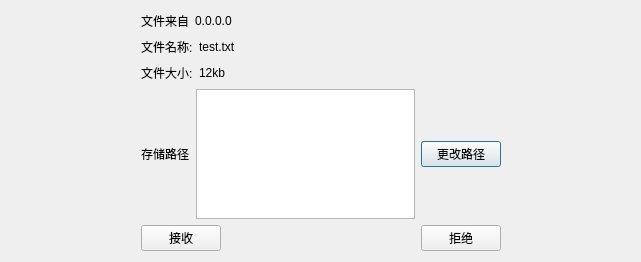
Before: the Qt Designer form receivefile.ui in shuzibanshou/woniu, drawn with Qt 5.
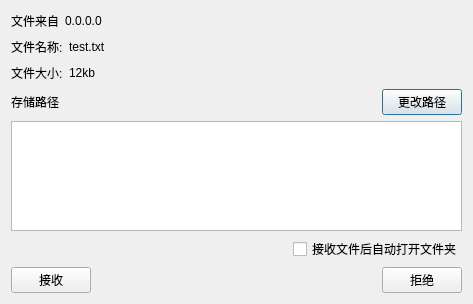
After: the same form once the commit is applied.

```diff
--- a/receivefile.ui
+++ b/receivefile.ui
@@ -6,69 +6,17 @@
    <rect>
     <x>0</x>
     <y>0</y>
-    <width>641</width>
-    <height>262</height>
+    <width>473</width>
+    <height>304</height>
    </rect>
   </property>
   <property name="windowTitle">
    <string>您有新文件到达</string>
   </property>
-  <layout class="QGridLayout" name="gridLayout">
-   <item row="2" column="1">
-    <spacer name="verticalSpacer_2">
-     <property name="orientation">
-      <enum>Qt::Vertical</enum>
-     </property>
-     <property name="sizeHint" stdset="0">
-      <size>
-       <width>20</width>
-       <height>40</height>
-      </size>
-     </property>
-    </spacer>
-   </item>
-   <item row="1" column="2">
-    <spacer name="horizontalSpacer_7">
-     <property name="orientation">
-      <enum>Qt::Horizontal</enum>
-     </property>
-     <property name="sizeHint" stdset="0">
-      <size>
-       <width>166</width>
-       <height>20</height>
-      </size>
-     </property>
-    </spacer>
-   </item>
-   <item row="1" column="0">
-    <spacer name="horizontalSpacer_6">
-     <property name="orientation">
-      <enum>Qt::Horizontal</enum>
-     </property>
-     <property name="sizeHint" stdset="0">
-      <size>
-       <width>167</width>
-       <height>20</height>
-      </size>
-     </property>
-    </spacer>
-   </item>
-   <item row="0" column="1">
-    <spacer name="verticalSpacer">
-     <property name="orientation">
-      <enum>Qt::Vertical</enum>
-     </property>
-     <property name="sizeHint" stdset="0">
-      <size>
-       <width>20</width>
-       <height>16</height>
-      </size>
-     </property>
-    </spacer>
-   </item>
-   <item row="1" column="1">
-    <layout class="QVBoxLayout" name="verticalLayout">
-     <item>
+  <layout class="QGridLayout" name="gridLayout_2">
+   <item row="0" column="0">
+    <layout class="QGridLayout" name="gridLayout">
+     <item row="0" column="0">
       <layout class="QHBoxLayout" name="horizontalLayout">
        <item>
         <widget class="QLabel" name="label_2">
@@ -99,7 +47,7 @@
        </item>
       </layout>
      </item>
-     <item>
+     <item row="1" column="0">
       <layout class="QHBoxLayout" name="horizontalLayout_5">
        <item>
         <widget class="QLabel" name="label_7">
@@ -130,7 +78,7 @@
        </item>
       </layout>
      </item>
-     <item>
+     <item row="2" column="0">
       <layout class="QHBoxLayout" name="horizontalLayout_6">
        <item>
         <widget class="QLabel" name="label_6">
@@ -161,7 +109,7 @@
        </item>
       </layout>
      </item>
-     <item>
+     <item row="3" column="0">
       <layout class="QHBoxLayout" name="horizontalLayout_2">
        <item>
         <widget class="QLabel" name="label">
@@ -171,7 +119,17 @@
         </widget>
        </item>
        <item>
-        <widget class="QTextEdit" name="saveFilePath"/>
+        <spacer name="horizontalSpacer_4">
+         <property name="orientation">
+          <enum>Qt::Horizontal</enum>
+         </property>
+         <property name="sizeHint" stdset="0">
+          <size>
+           <width>40</width>
+           <height>20</height>
+          </size>
+         </property>
+        </spacer>
        </item>
        <item>
         <widget class="QPushButton" name="modifySaveFilePath">
@@ -182,10 +140,37 @@
        </item>
       </layout>
      </item>
-     <item>
-      <layout class="QHBoxLayout" name="horizontalLayout_4"/>
+     <item row="4" column="0">
+      <widget class="QTextEdit" name="saveFilePath"/>
      </item>
-     <item>
+     <item row="5" column="0">
+      <layout class="QHBoxLayout" name="horizontalLayout_4">
+       <item>
+        <spacer name="horizontalSpacer_6">
+         <property name="orientation">
+          <enum>Qt::Horizontal</enum>
+         </property>
+         <property name="sizeHint" stdset="0">
+          <size>
+           <width>40</width>
+           <height>20</height>
+          </size>
+         </property>
+        </spacer>
+       </item>
+       <item>
+        <widget class="QCheckBox" name="checkBox">
+         <property name="layoutDirection">
+          <enum>Qt::LeftToRight</enum>
+         </property>
+         <property name="text">
+          <string>接收文件后自动打开文件夹</string>
+         </property>
+        </widget>
+       </item>
+      </layout>
+     </item>
+     <item row="6" column="0">
       <layout class="QHBoxLayout" name="horizontalLayout_3">
        <item>
         <widget class="QPushButton" name="acceptFile">
```
